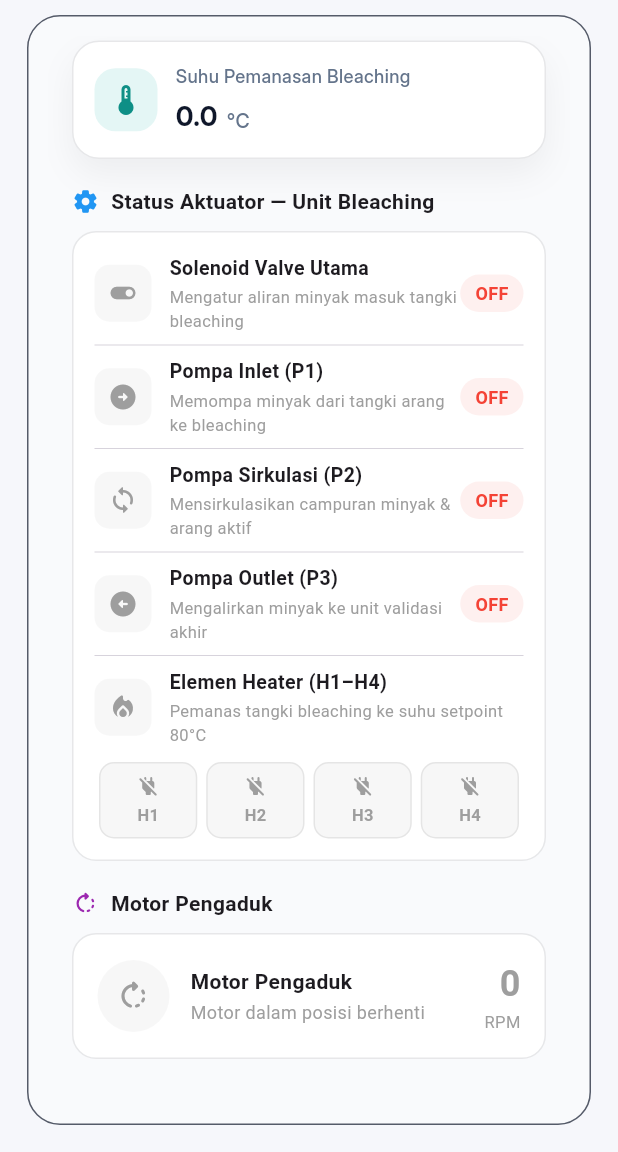
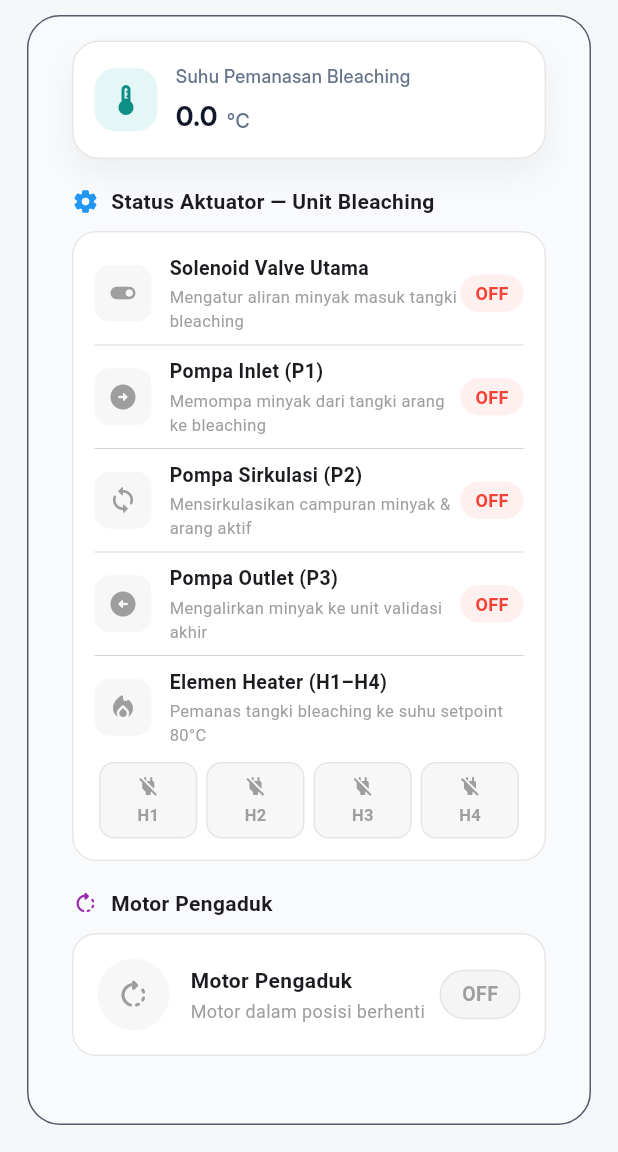
Before and after one commit to Raditya34/IoT_Olivia, a Flutter app: the BleachingPage screen opened by its route, scrolled down 193 dp, on a phone screen of 412 x 824 dp, the part 84-1236 px from its top. Run offline on Flutter 3.47's test engine with Material 3 defaults, Android fonts, the phone set to English and light mode, and no system bars; our stand-ins replace get, shared_preferences; missing offline and left inert: mqtt_client; accounts and stored records are empty; network calls fail; project files that could hold a hidden picture were left out.

Commit message:
feature bleaching

```diff
--- a/olivia-frontend/lib/pages/process/bleaching_page.dart
+++ b/olivia-frontend/lib/pages/process/bleaching_page.dart
@@ -314,7 +314,7 @@ class BleachingPage extends StatelessWidget {
   }
 
   // ─────────────────────────────────────────────────────────────
-  // MOTOR PENGADUK
+  // MOTOR PENGADUK (UPDATED: Menggunakan Status ON/OFF)
   // ─────────────────────────────────────────────────────────────
   Widget _motorCard(BuildContext context, DashboardController ctrl) {
     final speed = ctrl.bleachSpeed.value;
@@ -364,20 +364,28 @@ class BleachingPage extends StatelessWidget {
               ],
             ),
           ),
-          Column(
-            crossAxisAlignment: CrossAxisAlignment.end,
-            children: [
-              Text(
-                '$speed',
-                style: TextStyle(
-                  fontSize: 24,
-                  fontWeight: FontWeight.bold,
-                  color: isRunning ? Colors.purple : Colors.grey,
-                ),
+          // Mengganti tampilan RPM dengan Status Badge ON/OFF yang serasi
+          Container(
+            padding: const EdgeInsets.symmetric(horizontal: 14, vertical: 6),
+            decoration: BoxDecoration(
+              color: isRunning
+                  ? Colors.purple.withOpacity(0.15)
+                  : Colors.grey.withOpacity(0.1),
+              borderRadius: BorderRadius.circular(20),
+              border: Border.all(
+                color: isRunning
+                    ? Colors.purple.withOpacity(0.4)
+                    : Colors.grey.withOpacity(0.2),
               ),
-              const Text('RPM',
-                  style: TextStyle(fontSize: 11, color: Colors.grey)),
-            ],
+            ),
+            child: Text(
+              isRunning ? 'ON' : 'OFF',
+              style: TextStyle(
+                fontSize: 13,
+                fontWeight: FontWeight.bold,
+                color: isRunning ? Colors.purple : Colors.grey,
+              ),
+            ),
           ),
         ],
       ),
```
